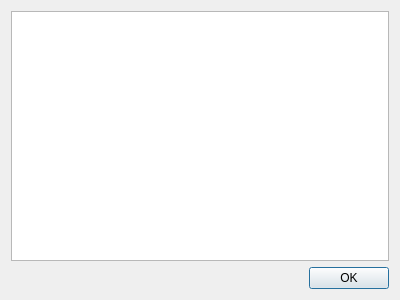
easai/ViFlash, file wordlistdialog.ui: the form before one commit.
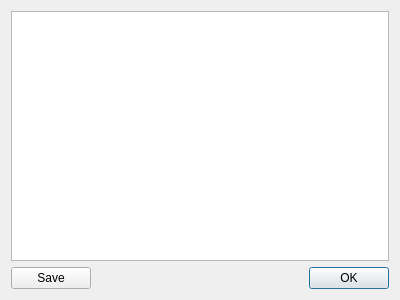
The form after the commit.

Commit message: Add save wordlist. Created WordList class.

What changed in the file:
```diff
--- a/wordlistdialog.ui
+++ b/wordlistdialog.ui
@@ -31,6 +31,15 @@
     </widget>
    </item>
    <item>
+    <layout class="QHBoxLayout" name="horizontalLayout">
+     <item>
+      <widget class="QPushButton" name="button_save">
+       <property name="text">
+        <string>Save</string>
+       </property>
+      </widget>
+     </item>
+     <item>
     <widget class="QDialogButtonBox" name="buttonBox">
      <property name="orientation">
       <enum>Qt::Horizontal</enum>
@@ -39,6 +48,8 @@
       <set>QDialogButtonBox::Ok</set>
      </property>
     </widget>
+     </item>
+    </layout>
    </item>
   </layout>
  </widget>
```
Lines whose indentation alone changed are shown as unchanged. The commit also changes 8 other files.
